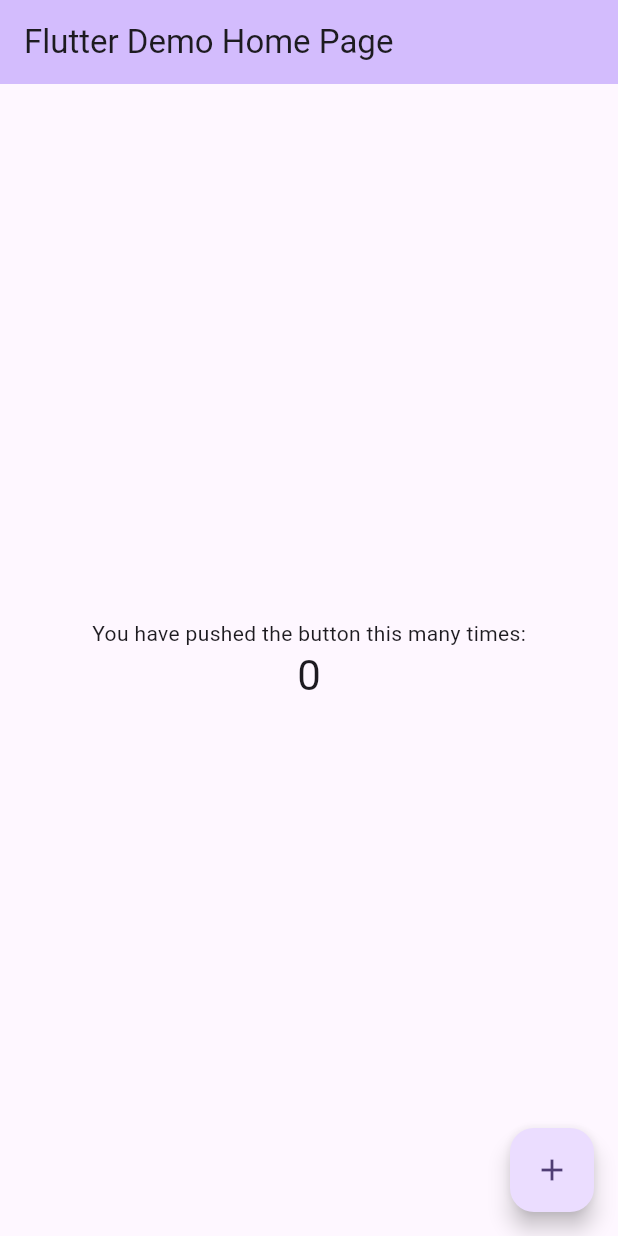
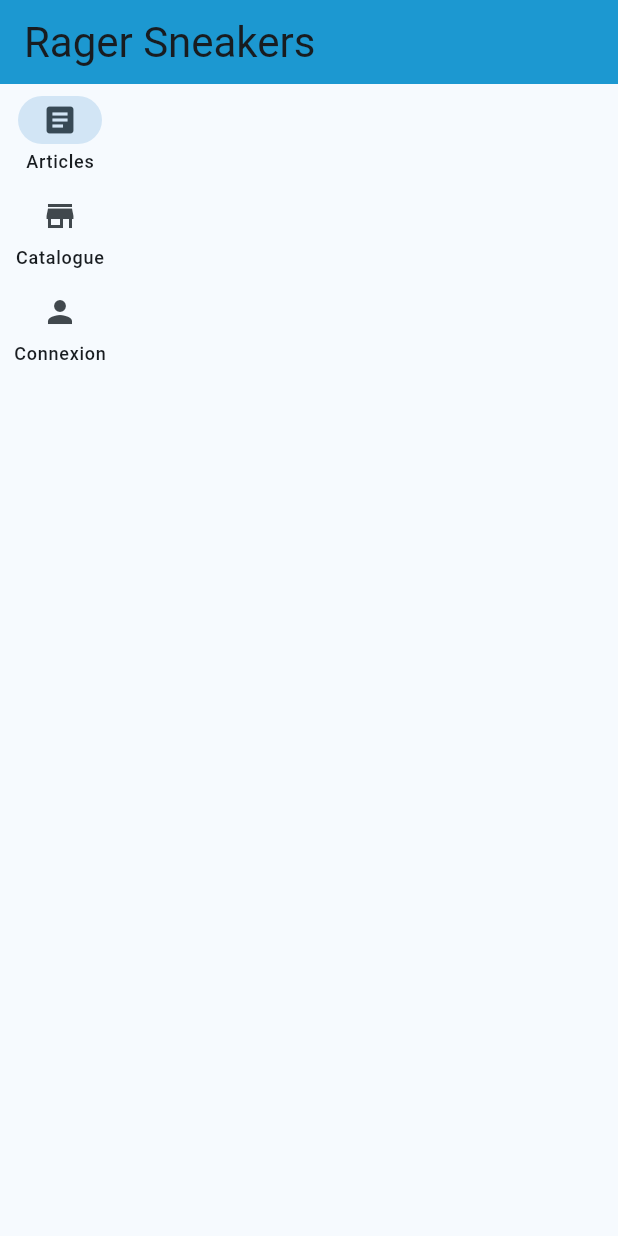
Before and after one commit to AlexandreElsermans/alexandre-RagerSneakers, a Flutter app: the screen it shows after launch, on a phone screen of 412 x 824 dp. Run offline on Flutter 3.47's test engine with Material 3 defaults, Android fonts, the phone set to English and light mode, and no system bars.

Commit message:
Premier commit - structure de base

```diff
--- /dev/null
+++ b/lib/UI/home.dart
@@ -0,0 +1,55 @@
+import 'package:flutter/material.dart';
+
+class Home extends StatefulWidget {
+  const Home({super.key});
+
+  @override
+  _HomeState createState() => _HomeState();
+}
+
+class _HomeState extends State<Home> {
+  int _selectedIndex = 0;
+
+  // static List<Widget> pages = <Widget>[Article(), Catalogue(), Connection()];
+
+  void _onItemTapped(int index){
+    setState(() {
+      _selectedIndex = index;
+    });
+  }
+
+  @override
+  Widget build(BuildContext context){
+    return Scaffold(
+      appBar: AppBar(
+        title: Text(
+          'Rager Sneakers',
+          style: Theme.of(context).textTheme.headlineMedium,
+        ),
+      ),
+      body: Row(
+        children: [
+          NavigationRail(
+            selectedIndex: _selectedIndex,
+            onDestinationSelected: _onItemTapped,
+            labelType: NavigationRailLabelType.all,
+            destinations: const [
+              NavigationRailDestination(
+                icon: Icon(Icons.article),
+                label: Text('Articles'),
+              ),
+              NavigationRailDestination(
+                icon: Icon(Icons.store),
+                label: Text('Catalogue'),
+              ),
+              NavigationRailDestination(
+                icon: Icon(Icons.person),
+                label: Text('Connexion'),
+              ),
+            ],
+          )
+        ]
+      )
+    );
+  }
+}
--- a/lib/main.dart
+++ b/lib/main.dart
@@ -1,122 +1,27 @@
 import 'package:flutter/material.dart';
+import 'UI/home.dart';
 
 void main() {
-  runApp(const MyApp());
+  runApp(const MyStore());
 }
 
-class MyApp extends StatelessWidget {
-  const MyApp({super.key});
+class MyStore extends StatelessWidget {
+  const MyStore({super.key});
 
-  // This widget is the root of your application.
   @override
   Widget build(BuildContext context) {
     return MaterialApp(
-      title: 'Flutter Demo',
+      title: 'Rager Sneakers',
       theme: ThemeData(
-        // This is the theme of your application.
-        //
-        // TRY THIS: Try running your application with "flutter run". You'll see
-        // the application has a purple toolbar. Then, without quitting the app,
-        // try changing the seedColor in the colorScheme below to Colors.green
-        // and then invoke "hot reload" (save your changes or press the "hot
-        // reload" button in a Flutter-supported IDE, or press "r" if you used
-        // the command line to start the app).
-        //
-        // Notice that the counter didn't reset back to zero; the application
-        // state is not lost during the reload. To reset the state, use hot
-        // restart instead.
-        //
-        // This works for code too, not just values: Most code changes can be
-        // tested with just a hot reload.
-        colorScheme: ColorScheme.fromSeed(seedColor: Colors.deepPurple),
+        useMaterial3: true, // pour éviter que l'appbar soit transparent par défaut
+        colorScheme: ColorScheme.fromSeed(seedColor: const Color.fromARGB(255, 28, 152, 209),
+        ),
+        appBarTheme: const AppBarTheme( //applique par défaut à tous les appbar
+          backgroundColor: Color.fromARGB(255, 28, 152, 209),
+          foregroundColor: Colors.white,
+        ),
       ),
-      home: const MyHomePage(title: 'Flutter Demo Home Page'),
+      home: const Home(),
     );
   }
 }
-
-class MyHomePage extends StatefulWidget {
-  const MyHomePage({super.key, required this.title});
-
-  // This widget is the home page of your application. It is stateful, meaning
-  // that it has a State object (defined below) that contains fields that affect
-  // how it looks.
-
-  // This class is the configuration for the state. It holds the values (in this
-  // case the title) provided by the parent (in this case the App widget) and
-  // used by the build method of the State. Fields in a Widget subclass are
-  // always marked "final".
-
-  final String title;
-
-  @override
-  State<MyHomePage> createState() => _MyHomePageState();
-}
-
-class _MyHomePageState extends State<MyHomePage> {
-  int _counter = 0;
-
-  void _incrementCounter() {
-    setState(() {
-      // This call to setState tells the Flutter framework that something has
-      // changed in this State, which causes it to rerun the build method below
-      // so that the display can reflect the updated values. If we changed
-      // _counter without calling setState(), then the build method would not be
-      // called again, and so nothing would appear to happen.
-      _counter++;
-    });
-  }
-
-  @override
-  Widget build(BuildContext context) {
-    // This method is rerun every time setState is called, for instance as done
-    // by the _incrementCounter method above.
-    //
-    // The Flutter framework has been optimized to make rerunning build methods
-    // fast, so that you can just rebuild anything that needs updating rather
-    // than having to individually change instances of widgets.
-    return Scaffold(
-      appBar: AppBar(
-        // TRY THIS: Try changing the color here to a specific color (to
-        // Colors.amber, perhaps?) and trigger a hot reload to see the AppBar
-        // change color while the other colors stay the same.
-        backgroundColor: Theme.of(context).colorScheme.inversePrimary,
-        // Here we take the value from the MyHomePage object that was created by
-        // the App.build method, and use it to set our appbar title.
-        title: Text(widget.title),
-      ),
-      body: Center(
-        // Center is a layout widget. It takes a single child and positions it
-        // in the middle of the parent.
-        child: Column(
-          // Column is also a layout widget. It takes a list of children and
-          // arranges them vertically. By default, it sizes itself to fit its
-          // children horizontally, and tries to be as tall as its parent.
-          //
-          // Column has various properties to control how it sizes itself and
-          // how it positions its children. Here we use mainAxisAlignment to
-          // center the children vertically; the main axis here is the vertical
-          // axis because Columns are vertical (the cross axis would be
-          // horizontal).
-          //
-          // TRY THIS: Invoke "debug painting" (choose the "Toggle Debug Paint"
-          // action in the IDE, or press "p" in the console), to see the
-          // wireframe for each widget.
-          mainAxisAlignment: MainAxisAlignment.center,
-          children: <Widget>[
-            const Text('You have pushed the button this many times:'),
-            Text(
-              '$_counter',
-              style: Theme.of(context).textTheme.headlineMedium,
-            ),
-          ],
-        ),
-      ),
-      floatingActionButton: FloatingActionButton(
-        onPressed: _incrementCounter,
-        tooltip: 'Increment',
-        child: const Icon(Icons.add),
-      ), // This trailing comma makes auto-formatting nicer for build methods.
-    );
-  }
-}
```
Also changed, not shown: 1 other file.
